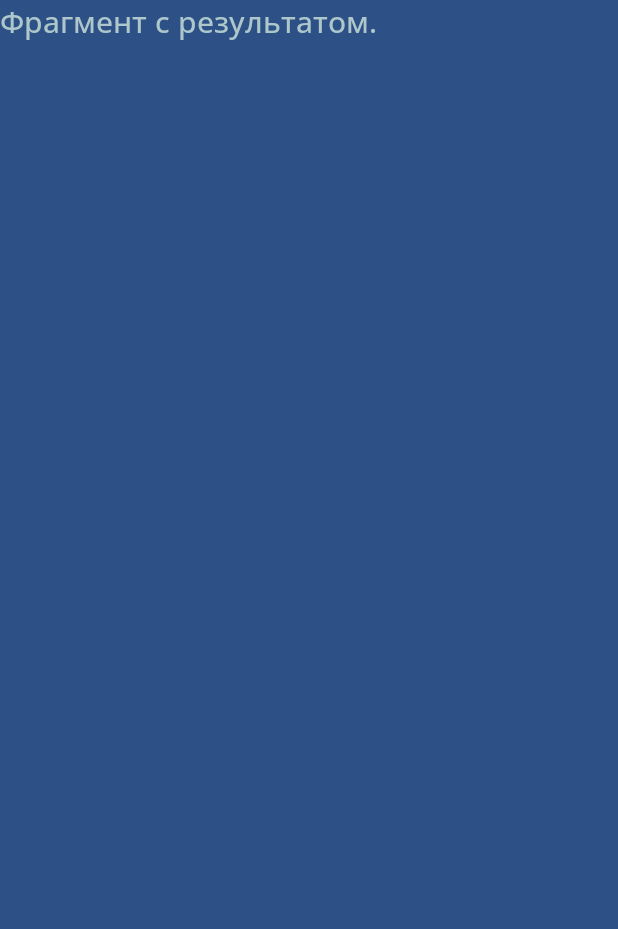
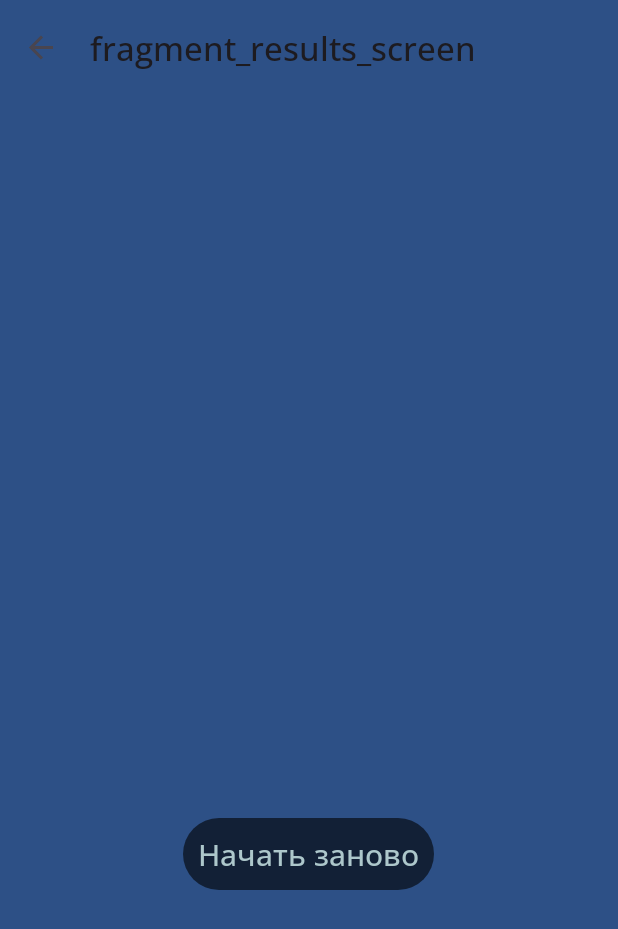
Before and after one commit to MaksimPozdniakov/m8_quiz_animation, an Android app: the ResultsScreenFragment screen opened through its navigation route, on a phone screen of 412 x 824 dp. Shown: the top 929 px of the screen. Run offline under Robolectric (Android 15) with nearby library versions, the phone set to English and light mode, and no system bars; our stand-ins replace navigation-ui.

Commit message:
second commit

```diff
--- a/app/src/main/java/project/gb/quizmaster/MainActivity.kt
+++ b/app/src/main/java/project/gb/quizmaster/MainActivity.kt
@@ -2,10 +2,15 @@ package project.gb.quizmaster
 
 import androidx.appcompat.app.AppCompatActivity
 import android.os.Bundle
+import androidx.navigation.findNavController
 import androidx.navigation.fragment.NavHostFragment
+import androidx.navigation.ui.AppBarConfiguration
+import androidx.navigation.ui.navigateUp
+import androidx.navigation.ui.setupActionBarWithNavController
 import project.gb.quizmaster.databinding.ActivityMainBinding
 
 class MainActivity : AppCompatActivity() {
+    private lateinit var appBarConfiguration: AppBarConfiguration
     private var _binding: ActivityMainBinding? = null
     private val binding get() = _binding!!
 
@@ -20,6 +25,14 @@ class MainActivity : AppCompatActivity() {
             supportFragmentManager
                 .findFragmentById(R.id.nav_host_fragment_content_navigation) as NavHostFragment
 
+        val navController = navHostFragment.navController
+        appBarConfiguration = AppBarConfiguration(navController.graph)
+        setupActionBarWithNavController(navController, appBarConfiguration)
 
     }
+
+    override fun onSupportNavigateUp(): Boolean {
+        val navController = findNavController(R.id.nav_host_fragment_content_navigation)
+        return navController.navigateUp(appBarConfiguration) || super.onSupportNavigateUp()
+    }
 }
--- a/app/src/main/java/project/gb/quizmaster/ui/main/MainFragment.kt
+++ b/app/src/main/java/project/gb/quizmaster/ui/main/MainFragment.kt
@@ -5,6 +5,7 @@ import androidx.fragment.app.Fragment
 import android.view.LayoutInflater
 import android.view.View
 import android.view.ViewGroup
+import androidx.navigation.fragment.findNavController
 import project.gb.quizmaster.R
 import project.gb.quizmaster.databinding.FragmentMainBinding
 
@@ -12,8 +13,8 @@ private const val ARG_PARAM1 = "param1"
 private const val ARG_PARAM2 = "param2"
 
 class MainFragment : Fragment() {
-    private var _bindung: FragmentMainBinding? = null
-    private val binding get() = _bindung!!
+    private var _binding: FragmentMainBinding? = null
+    private val binding get() = _binding!!
     private var param1: String? = null
     private var param2: String? = null
 
@@ -29,9 +30,21 @@ class MainFragment : Fragment() {
         inflater: LayoutInflater, container: ViewGroup?,
         savedInstanceState: Bundle?
     ): View? {
-        _bindung = FragmentMainBinding.inflate(inflater)
+        _binding = FragmentMainBinding.inflate(inflater, container, false)
 
         return binding.root
+    }
+
+    override fun onViewCreated(view: View, savedInstanceState: Bundle?) {
+        super.onViewCreated(view, savedInstanceState)
+        binding.contButton.setOnClickListener {
+            findNavController().navigate(R.id.action_mainFragment_to_welcomeScreenFragment)
+        }
+    }
+
+    override fun onDestroyView() {
+        super.onDestroyView()
+        _binding = null
     }
 
     companion object {
--- a/app/src/main/java/project/gb/quizmaster/ui/main/ResultsScreenFragment.kt
+++ b/app/src/main/java/project/gb/quizmaster/ui/main/ResultsScreenFragment.kt
@@ -5,6 +5,7 @@ import androidx.fragment.app.Fragment
 import android.view.LayoutInflater
 import android.view.View
 import android.view.ViewGroup
+import androidx.navigation.fragment.findNavController
 import project.gb.quizmaster.R
 import project.gb.quizmaster.databinding.FragmentResultsScreenBinding
 
@@ -29,8 +30,20 @@ class ResultsScreenFragment : Fragment() {
         inflater: LayoutInflater, container: ViewGroup?,
         savedInstanceState: Bundle?
     ): View? {
-        _binding = FragmentResultsScreenBinding.inflate(inflater)
+        _binding = FragmentResultsScreenBinding.inflate(inflater, container, false)
         return binding.root
+    }
+
+    override fun onViewCreated(view: View, savedInstanceState: Bundle?) {
+        super.onViewCreated(view, savedInstanceState)
+        binding.startOver.setOnClickListener {
+            findNavController().navigate(R.id.action_surveyScreenFragment_to_resultsScreenFragment)
+        }
+    }
+
+    override fun onDestroyView() {
+        super.onDestroyView()
+        _binding = null
     }
 
     companion object {
--- a/app/src/main/res/layout/content_navigation.xml
+++ b/app/src/main/res/layout/content_navigation.xml
@@ -1,9 +1,10 @@
 <?xml version="1.0" encoding="utf-8"?>
 <androidx.constraintlayout.widget.ConstraintLayout
     xmlns:android="http://schemas.android.com/apk/res/android"
+    xmlns:app="http://schemas.android.com/apk/res-auto"
     android:layout_width="match_parent"
     android:layout_height="match_parent"
-    xmlns:app="http://schemas.android.com/apk/res-auto">
+    app:layout_behavior="@string/appbar_scrolling_view_behavior" >
 
     <androidx.fragment.app.FragmentContainerView
         android:id="@+id/nav_host_fragment_content_navigation"
--- a/app/src/main/res/layout/fragment_results_screen.xml
+++ b/app/src/main/res/layout/fragment_results_screen.xml
@@ -1,14 +1,45 @@
 <?xml version="1.0" encoding="utf-8"?>
-<FrameLayout
-    xmlns:android="http://schemas.android.com/apk/res/android"
+<androidx.constraintlayout.widget.ConstraintLayout xmlns:android="http://schemas.android.com/apk/res/android"
     xmlns:tools="http://schemas.android.com/tools"
     android:layout_width="match_parent"
     android:layout_height="match_parent"
+    xmlns:app="http://schemas.android.com/apk/res-auto"
     tools:context=".ui.main.ResultsScreenFragment">
 
-    <TextView
+    <LinearLayout
         android:layout_width="match_parent"
         android:layout_height="match_parent"
-        android:text="@string/hello_blank_fragment4" />
+        app:layout_constraintTop_toTopOf="parent"
+        app:layout_constraintStart_toStartOf="parent"
+        app:layout_constraintEnd_toEndOf="parent"
+        app:layout_constraintBottom_toBottomOf="parent"
+        android:orientation="vertical">
 
-</FrameLayout>
+        <TextView
+            android:id="@+id/textViewResult"
+            android:layout_width="match_parent"
+            android:layout_height="0dp"
+            android:layout_weight="0.6"/>
+
+        <LinearLayout
+            android:layout_width="match_parent"
+            android:layout_height="0dp"
+            android:layout_weight="0.4"
+            android:orientation="vertical">
+
+            <androidx.appcompat.widget.AppCompatButton
+                android:id="@+id/startOver"
+                android:layout_width="wrap_content"
+                android:layout_height="wrap_content"
+                android:layout_gravity="center"
+                android:padding="10dp"
+                android:layout_marginTop="25dp"
+                android:text="@string/start_over"
+                android:textAlignment="center"
+                android:background="@drawable/rounded_corners"/>
+
+        </LinearLayout>
+
+    </LinearLayout>
+
+</androidx.constraintlayout.widget.ConstraintLayout>
--- a/app/src/main/res/layout/fragment_welcome_screen.xml
+++ b/app/src/main/res/layout/fragment_welcome_screen.xml
@@ -1,9 +1,10 @@
 <?xml version="1.0" encoding="utf-8"?>
-<androidx.constraintlayout.widget.ConstraintLayout xmlns:android="http://schemas.android.com/apk/res/android"
+<androidx.constraintlayout.widget.ConstraintLayout
+    xmlns:android="http://schemas.android.com/apk/res/android"
     xmlns:tools="http://schemas.android.com/tools"
+    xmlns:app="http://schemas.android.com/apk/res-auto"
     android:layout_width="match_parent"
     android:layout_height="match_parent"
-    xmlns:app="http://schemas.android.com/apk/res-auto"
     tools:context=".ui.main.WelcomeScreenFragment">
 
     <TextView
--- a/app/src/main/res/navigation/nav_graph.xml
+++ b/app/src/main/res/navigation/nav_graph.xml
@@ -1,6 +1,5 @@
 <?xml version="1.0" encoding="utf-8"?>
-<navigation
-    xmlns:android="http://schemas.android.com/apk/res/android"
+<navigation xmlns:android="http://schemas.android.com/apk/res/android"
     xmlns:app="http://schemas.android.com/apk/res-auto"
     xmlns:tools="http://schemas.android.com/tools"
     android:id="@+id/nav_graph"
@@ -15,11 +14,17 @@
             android:id="@+id/action_mainFragment_to_welcomeScreenFragment"
             app:destination="@id/welcomeScreenFragment" />
     </fragment>
+
     <fragment
-        android:id="@+id/resultsScreenFragment"
-        android:name="project.gb.quizmaster.ui.main.ResultsScreenFragment"
-        android:label="fragment_results_screen"
-        tools:layout="@layout/fragment_results_screen" />
+        android:id="@+id/welcomeScreenFragment"
+        android:name="project.gb.quizmaster.ui.main.WelcomeScreenFragment"
+        android:label="fragment_welcome_screen"
+        tools:layout="@layout/fragment_welcome_screen" >
+        <action
+            android:id="@+id/action_welcomeScreenFragment_to_surveyScreenFragment"
+            app:destination="@id/surveyScreenFragment" />
+    </fragment>
+
     <fragment
         android:id="@+id/surveyScreenFragment"
         android:name="project.gb.quizmaster.ui.main.SurveyScreenFragment"
@@ -29,13 +34,10 @@
             android:id="@+id/action_surveyScreenFragment_to_resultsScreenFragment"
             app:destination="@id/resultsScreenFragment" />
     </fragment>
+
     <fragment
-        android:id="@+id/welcomeScreenFragment"
-        android:name="project.gb.quizmaster.ui.main.WelcomeScreenFragment"
-        android:label="fragment_welcome_screen"
-        tools:layout="@layout/fragment_welcome_screen" >
-        <action
-            android:id="@+id/action_welcomeScreenFragment_to_surveyScreenFragment"
-            app:destination="@id/surveyScreenFragment" />
-    </fragment>
+        android:id="@+id/resultsScreenFragment"
+        android:name="project.gb.quizmaster.ui.main.ResultsScreenFragment"
+        android:label="fragment_results_screen"
+        tools:layout="@layout/fragment_results_screen" />
 </navigation>
--- a/app/src/main/res/values/strings.xml
+++ b/app/src/main/res/values/strings.xml
@@ -7,6 +7,7 @@
         погрузимся в волшебство Quiz и вместе сделаем это приключение незабываемым!</string>
     <string name="cont">Продолжить</string>
     <string name="start">Начать!</string>
-    <string name="hello_blank_fragment3">Фрагмент с опросом.</string>
-    <string name="hello_blank_fragment4">Фрагмент с результатом.</string>
+    <string name="back">Назад</string>
+    <string name="send">Отправить</string>
+    <string name="start_over">Начать заново</string>
 </resources>
```
Also changed, not shown: app/src/main/java/project/gb/quizmaster/ui/main/SurveyScreenFragment.kt (+15 -2 lines), app/src/main/java/project/gb/quizmaster/ui/main/WelcomeScreenFragment.kt (+15 -2 lines), app/src/main/res/layout/fragment_survey_screen.xml (+30 -6 lines).
